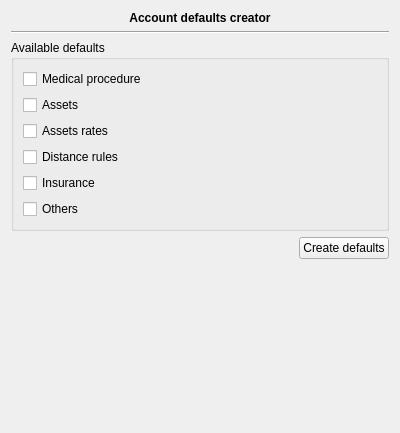
Above: plugins/accountplugin/preferences/accountdatabasedefaultswidget.ui from FreeHealth/freehealth before the change. Below: the same form after it.
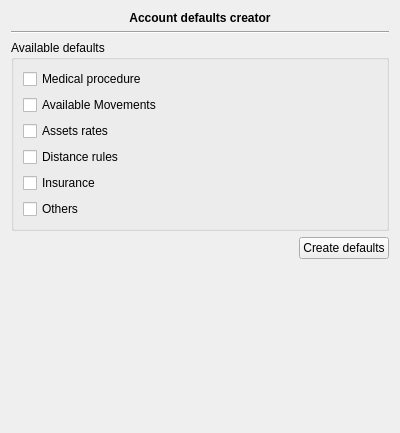
That is the form after the change.

Patch:
```diff
--- a/plugins/accountplugin/preferences/accountdatabasedefaultswidget.ui
+++ b/plugins/accountplugin/preferences/accountdatabasedefaultswidget.ui
@@ -59,7 +59,7 @@
       <item row="1" column="0">
        <widget class="QCheckBox" name="assets">
         <property name="text">
-         <string>Assets</string>
+         <string>Available Movements</string>
         </property>
        </widget>
       </item>
```
Left out of the diff: 2 changed lines with no effect on the pictures.
